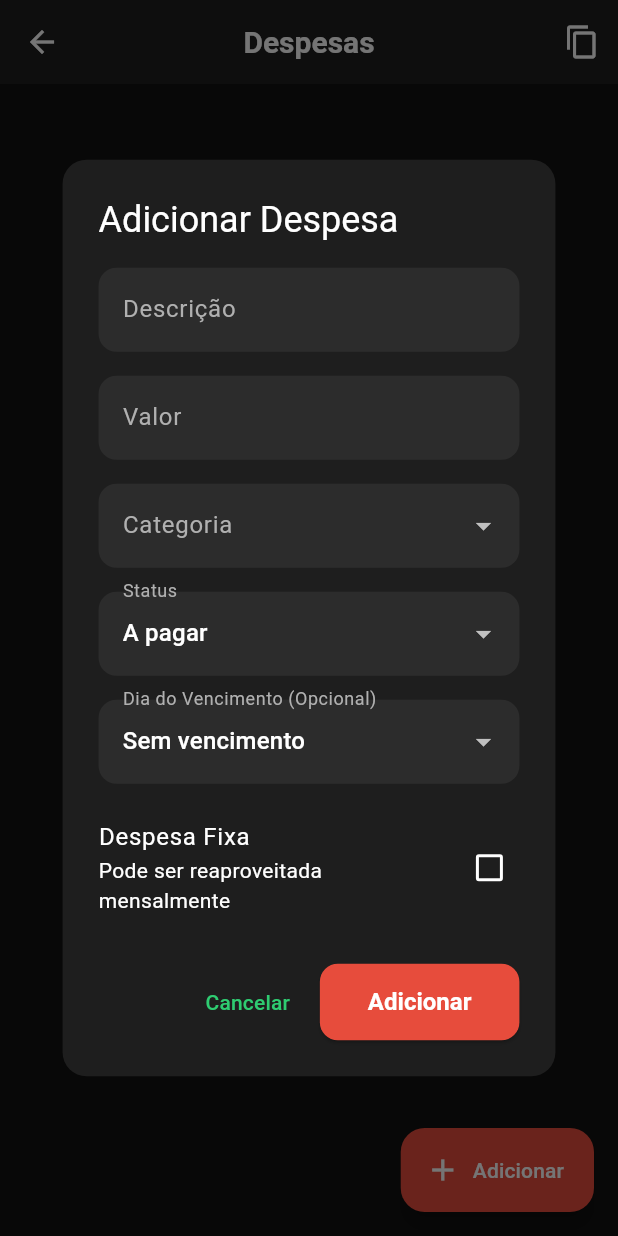
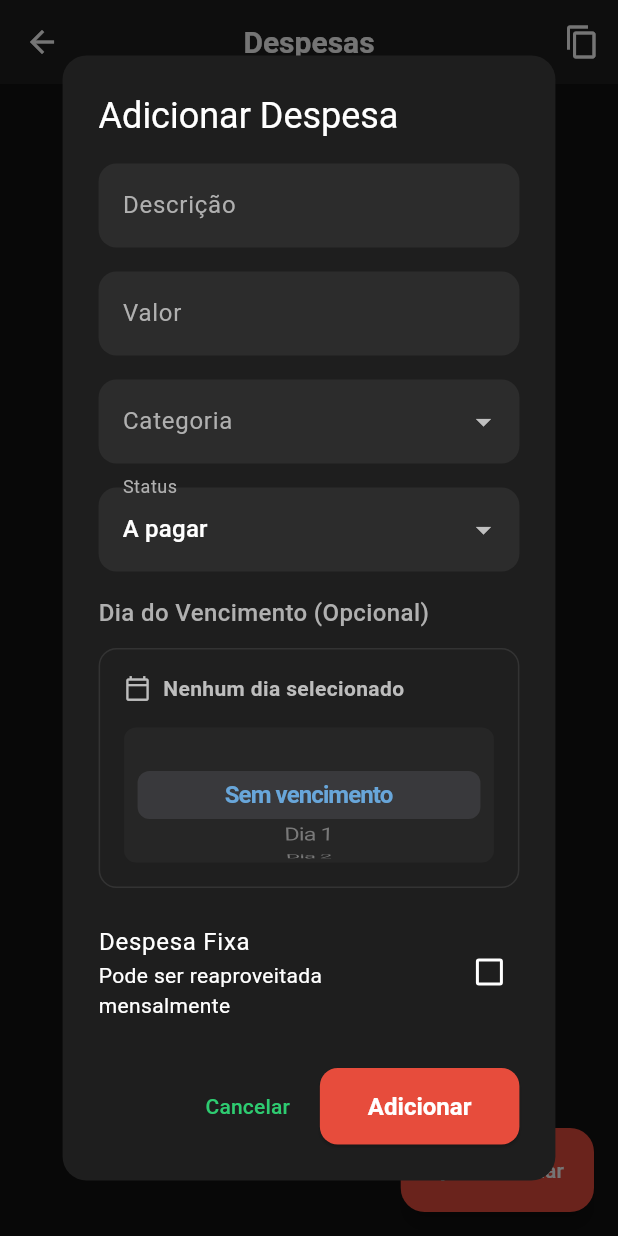
Before and after one commit to pfrsousa2010/simple-expense-tracker, a Flutter app: the DespesasScreen screen opened directly, after a tap on "Adicionar", on a phone screen of 412 x 824 dp. Run offline on Flutter 3.47's test engine with Material 3 defaults, Android fonts, the phone set to English and light mode, and no system bars; our stand-ins replace flutter_local_notifications, sqflite, timezone; accounts and stored records are empty.

Commit message:
Refactor expense notification handling to improve error management and user feedback. Introduce a new simple due date selector widget for enhanced user experience in selecting due dates. Update DespesasScreen to utilize the new selector and streamline notification rescheduling logic.

```diff
--- a/lib/screens/despesas_screen.dart
+++ b/lib/screens/despesas_screen.dart
@@ -7,6 +7,7 @@ import '../models/categoria.dart';
 import '../utils/app_theme.dart';
 import '../utils/formatters.dart';
 import '../widgets/despesa_item.dart';
+import '../widgets/dia_vencimento_selector_simples.dart';
 import 'copiar_despesas_fixas_screen.dart';
 
 class DespesasScreen extends StatefulWidget {
@@ -313,23 +314,9 @@ class _DespesasScreenState extends State<DespesasScreen> {
                     },
                   ),
                   const SizedBox(height: 16),
-                  DropdownButtonFormField<int>(
+                  // Seletor de dia do vencimento
+                  DiaVencimentoSelectorSimples(
                     initialValue: diaVencimento,
-                    decoration: const InputDecoration(
-                      labelText: 'Dia do Vencimento (Opcional)',
-                    ),
-                    items: [
-                      const DropdownMenuItem(
-                        value: null,
-                        child: Text('Sem vencimento'),
-                      ),
-                      ...List.generate(31, (i) => i + 1).map((dia) {
-                        return DropdownMenuItem(
-                          value: dia,
-                          child: Text('Dia $dia'),
-                        );
-                      }),
-                    ],
                     onChanged: (value) {
                       setDialogState(() {
                         diaVencimento = value;
@@ -480,23 +467,9 @@ class _DespesasScreenState extends State<DespesasScreen> {
                     },
                   ),
                   const SizedBox(height: 16),
-                  DropdownButtonFormField<int>(
+                  // Seletor de dia do vencimento
+                  DiaVencimentoSelectorSimples(
                     initialValue: diaVencimento,
-                    decoration: const InputDecoration(
-                      labelText: 'Dia do Vencimento (Opcional)',
-                    ),
-                    items: [
-                      const DropdownMenuItem(
-                        value: null,
-                        child: Text('Sem vencimento'),
-                      ),
-                      ...List.generate(31, (i) => i + 1).map((dia) {
-                        return DropdownMenuItem(
-                          value: dia,
-                          child: Text('Dia $dia'),
-                        );
-                      }),
-                    ],
                     onChanged: (value) {
                       setDialogState(() {
                         diaVencimento = value;
--- /dev/null
+++ b/lib/widgets/dia_vencimento_selector_simples.dart
@@ -0,0 +1,210 @@
+import 'package:flutter/cupertino.dart';
+import 'package:flutter/material.dart';
+
+class DiaVencimentoSelectorSimples extends StatefulWidget {
+  final int? initialValue;
+  final Function(int?) onChanged;
+
+  const DiaVencimentoSelectorSimples({
+    super.key,
+    this.initialValue,
+    required this.onChanged,
+  });
+
+  @override
+  State<DiaVencimentoSelectorSimples> createState() =>
+      _DiaVencimentoSelectorSimplesState();
+}
+
+class _DiaVencimentoSelectorSimplesState
+    extends State<DiaVencimentoSelectorSimples> {
+  int? diaSelecionado;
+  late FixedExtentScrollController _scrollController;
+
+  @override
+  void initState() {
+    super.initState();
+    diaSelecionado = widget.initialValue;
+
+    // Inicializar o controller com a posição correta
+    _scrollController = FixedExtentScrollController(
+      initialItem: diaSelecionado != null ? diaSelecionado! : 0,
+    );
+  }
+
+  @override
+  void dispose() {
+    _scrollController.dispose();
+    super.dispose();
+  }
+
+  // Método para sincronizar a roleta com o valor atual
+  void _syncPickerWithValue() {
+    WidgetsBinding.instance.addPostFrameCallback((_) {
+      if (_scrollController.hasClients) {
+        final targetIndex = diaSelecionado != null ? diaSelecionado! : 0;
+        _scrollController.animateToItem(
+          targetIndex,
+          duration: const Duration(milliseconds: 200),
+          curve: Curves.easeInOut,
+        );
+      }
+    });
+  }
+
+  @override
+  Widget build(BuildContext context) {
+    return Column(
+      crossAxisAlignment: CrossAxisAlignment.start,
+      children: [
+        const Text(
+          'Dia do Vencimento (Opcional)',
+          style: TextStyle(fontSize: 16, fontWeight: FontWeight.w500),
+        ),
+        const SizedBox(height: 12),
+
+        // Container com roleta de dias
+        Container(
+          height: 160,
+          padding: const EdgeInsets.all(16),
+          decoration: BoxDecoration(
+            color: Colors.grey[900]?.withOpacity(0.3),
+            borderRadius: BorderRadius.circular(12),
+            border: Border.all(
+              color: Colors.grey[700]!.withOpacity(0.3),
+              width: 1,
+            ),
+          ),
+          child: Column(
+            children: [
+              // Header com dia selecionado
+              Row(
+                mainAxisAlignment: MainAxisAlignment.spaceBetween,
+                children: [
+                  Row(
+                    children: [
+                      Icon(
+                        diaSelecionado == null
+                            ? Icons.calendar_today_outlined
+                            : Icons.calendar_today,
+                        color: diaSelecionado == null
+                            ? Colors.grey[400]
+                            : Colors.blue[300],
+                        size: 18,
+                      ),
+                      const SizedBox(width: 8),
+                      Text(
+                        diaSelecionado == null
+                            ? 'Nenhum dia selecionado'
+                            : 'Dia $diaSelecionado',
+                        style: TextStyle(
+                          color: diaSelecionado == null
+                              ? Colors.grey[400]
+                              : Colors.blue[300],
+                          fontWeight: FontWeight.w600,
+                          fontSize: 14,
+                        ),
+                      ),
+                    ],
+                  ),
+                  if (diaSelecionado != null)
+                    GestureDetector(
+                      onTap: () => _removerSelecao(),
+                      child: Container(
+                        padding: const EdgeInsets.all(6),
+                        decoration: BoxDecoration(
+                          color: Colors.red.withOpacity(0.1),
+                          borderRadius: BorderRadius.circular(6),
+                        ),
+                        child: Icon(
+                          Icons.close,
+                          color: Colors.red[600],
+                          size: 16,
+                        ),
+                      ),
+                    ),
+                ],
+              ),
+              const SizedBox(height: 16),
+
+              // Roleta CupertinoPicker
+              Expanded(
+                child: Container(
+                  decoration: BoxDecoration(
+                    color: Colors.grey[800]?.withOpacity(0.2),
+                    borderRadius: BorderRadius.circular(8),
+                  ),
+                  child: CupertinoPicker(
+                    itemExtent: 32,
+                    scrollController: _scrollController,
+                    onSelectedItemChanged: (index) {
+                      if (index == 0) {
+                        _selecionarDia(null);
+                      } else {
+                        _selecionarDia(index);
+                      }
+                    },
+                    children: [
+                      // Opção "Sem vencimento"
+                      Center(
+                        child: Text(
+                          'Sem vencimento',
+                          style: TextStyle(
+                            color: diaSelecionado == null
+                                ? Colors.blue[300]
+                                : Colors.grey[300],
+                            fontWeight: diaSelecionado == null
+                                ? FontWeight.bold
+                                : FontWeight.normal,
+                            fontSize: 16,
+                          ),
+                        ),
+                      ),
+                      // Dias 1-31
+                      ...List.generate(31, (index) {
+                        final dia = index + 1;
+                        final isSelected = dia == diaSelecionado;
+
+                        return Center(
+                          child: Text(
+                            'Dia $dia',
+                            style: TextStyle(
+                              color: isSelected
+                                  ? Colors.blue[300]
+                                  : Colors.grey[300],
+                              fontWeight: isSelected
+                                  ? FontWeight.bold
+                                  : FontWeight.normal,
+                              fontSize: 16,
+                            ),
+                          ),
+                        );
+                      }),
+                    ],
+                  ),
+                ),
+              ),
+            ],
+          ),
+        ),
+      ],
+    );
+  }
+
+  void _selecionarDia(int? dia) {
+    setState(() {
+      diaSelecionado = dia;
+    });
+    widget.onChanged(dia);
+  }
+
+  void _removerSelecao() {
+    setState(() {
+      diaSelecionado = null;
+    });
+    widget.onChanged(null);
+
+    // Animar a roleta de volta para "Sem vencimento"
+    _syncPickerWithValue();
+  }
+}
```
Also changed, not shown: lib/providers/expense_provider.dart (+7 -3 lines), lib/services/notification_service.dart (+19 -0 lines), lib/widgets/dia_vencimento_selector.dart (added, +372 -0 lines).
